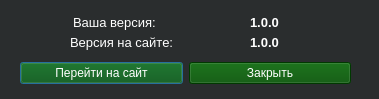
Before: the Qt Designer form src/view/ui/updates.ui in Ranzo/Calc3d_by_Risen, drawn with Qt 5.
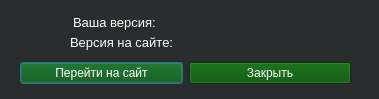
After: the same form once the commit is applied. Icons and pictures are not drawn.

Diff of the .ui file:
```diff
--- a/src/view/ui/updates.ui
+++ b/src/view/ui/updates.ui
@@ -75,9 +75,6 @@
           <bold>true</bold>
         </font>
       </property>
-      <property name="text">
-        <string>1.0.0</string>
-      </property>
     </widget>
     <widget class="QLabel" name="label_4">
       <property name="geometry">
@@ -94,9 +91,6 @@
           <bold>true</bold>
         </font>
       </property>
-      <property name="text">
-        <string>1.0.0</string>
-      </property>
     </widget>
     <widget class="QWidget" name="layoutWidget">
       <property name="geometry">
```
Left out of the diff: 8 changed lines with no effect on the pictures.
